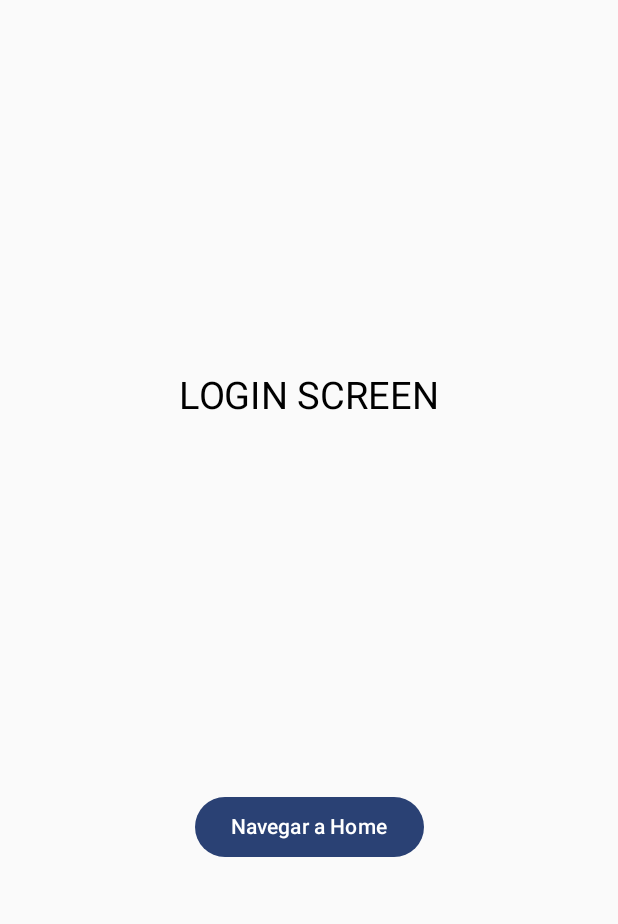
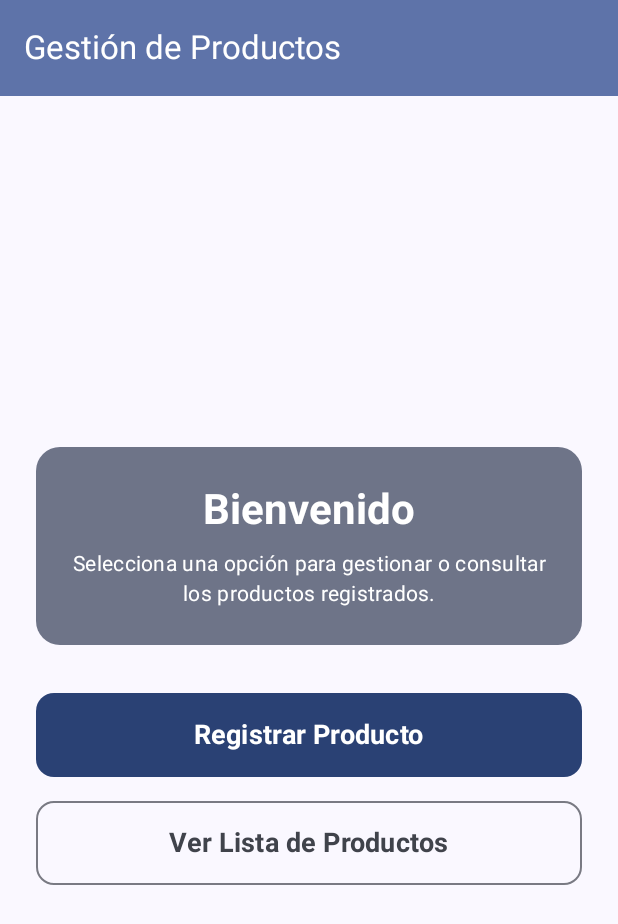
Before and after one commit to slopez1023/GuiaNavegacion, an Android app built with Jetpack Compose: the screen it shows after launch (MainActivity), on a phone screen of 412 x 824 dp. Shown: the top 924 px of the screen. Run offline under Robolectric (Android 15) with nearby library versions, the phone set to English and light mode, and no system bars.

Commit message:
Implementar actividad de Registro y Consulta de Productos con ViewModel y Repository

```diff
--- a/app/build.gradle.kts
+++ b/app/build.gradle.kts
@@ -46,6 +46,7 @@ dependencies {
     implementation(libs.androidx.compose.ui.tooling.preview)
     implementation(libs.androidx.core.ktx)
     implementation(libs.androidx.lifecycle.runtime.ktx)
+    implementation("androidx.lifecycle:lifecycle-viewmodel-compose:2.8.7")
 
     implementation(libs.androidx.navigation.compose)
     implementation(libs.kotlin.serialization)
--- a/app/src/main/java/com/example/guianavegacion/MainActivity.kt
+++ b/app/src/main/java/com/example/guianavegacion/MainActivity.kt
@@ -1,17 +1,35 @@
 package com.example.guianavegacion
 
+import android.content.Intent
 import android.os.Bundle
 import androidx.activity.ComponentActivity
 import androidx.activity.compose.setContent
 import androidx.activity.enableEdgeToEdge
+import androidx.compose.foundation.layout.Arrangement
+import androidx.compose.foundation.layout.Column
+import androidx.compose.foundation.layout.Spacer
 import androidx.compose.foundation.layout.fillMaxSize
+import androidx.compose.foundation.layout.fillMaxWidth
+import androidx.compose.foundation.layout.height
 import androidx.compose.foundation.layout.padding
+import androidx.compose.foundation.shape.RoundedCornerShape
+import androidx.compose.material3.Button
+import androidx.compose.material3.Card
+import androidx.compose.material3.CardDefaults
+import androidx.compose.material3.ExperimentalMaterial3Api
+import androidx.compose.material3.MaterialTheme
+import androidx.compose.material3.OutlinedButton
 import androidx.compose.material3.Scaffold
 import androidx.compose.material3.Text
+import androidx.compose.material3.TopAppBar
+import androidx.compose.material3.TopAppBarDefaults
 import androidx.compose.runtime.Composable
+import androidx.compose.ui.Alignment
 import androidx.compose.ui.Modifier
-import androidx.compose.ui.tooling.preview.Preview
-import com.example.guianavegacion.CoreNavigation.NavigationWrapper
+import androidx.compose.ui.text.font.FontWeight
+import androidx.compose.ui.text.style.TextAlign
+import androidx.compose.ui.unit.dp
+import androidx.compose.ui.unit.sp
 import com.example.guianavegacion.ui.theme.GuiaNavegacionTheme
 
 class MainActivity : ComponentActivity() {
@@ -20,8 +38,104 @@ class MainActivity : ComponentActivity() {
         enableEdgeToEdge()
         setContent {
             GuiaNavegacionTheme {
-                NavigationWrapper()
+                MainScreen(
+                    onNavigateToRegister = {
+                        val intent = Intent(this, RegisterProductActivity::class.java)
+                        startActivity(intent)
+                    },
+                    onNavigateToList = {
+                        val intent = Intent(this, ProductListActivity::class.java)
+                        startActivity(intent)
+                    }
+                )
             }
         }
     }
 }
+
+@OptIn(ExperimentalMaterial3Api::class)
+@Composable
+fun MainScreen(
+    onNavigateToRegister: () -> Unit,
+    onNavigateToList: () -> Unit
+) {
+    Scaffold(
+        topBar = {
+            TopAppBar(
+                title = { Text("Gestión de Productos") },
+                colors = TopAppBarDefaults.topAppBarColors(
+                    containerColor = MaterialTheme.colorScheme.primaryContainer,
+                    titleContentColor = MaterialTheme.colorScheme.onPrimaryContainer
+                )
+            )
+        }
+    ) { innerPadding ->
+        Column(
+            modifier = Modifier
+                .fillMaxSize()
+                .padding(innerPadding)
+                .padding(24.dp),
+            horizontalAlignment = Alignment.CenterHorizontally,
+            verticalArrangement = Arrangement.Center
+        ) {
+            Card(
+                modifier = Modifier
+                    .fillMaxWidth()
+                    .padding(bottom = 32.dp),
+                shape = RoundedCornerShape(16.dp),
+                colors = CardDefaults.cardColors(
+                    containerColor = MaterialTheme.colorScheme.secondaryContainer
+                )
+            ) {
+                Column(
+                    modifier = Modifier.padding(24.dp),
+                    horizontalAlignment = Alignment.CenterHorizontally
+                ) {
+                    Text(
+                        text = "Bienvenido",
+                        style = MaterialTheme.typography.headlineMedium,
+                        fontWeight = FontWeight.Bold,
+                        color = MaterialTheme.colorScheme.onSecondaryContainer
+                    )
+                    Spacer(modifier = Modifier.height(8.dp))
+                    Text(
+                        text = "Selecciona una opción para gestionar o consultar los productos registrados.",
+                        style = MaterialTheme.typography.bodyMedium,
+                        textAlign = TextAlign.Center,
+                        color = MaterialTheme.colorScheme.onSecondaryContainer
+                    )
+                }
+            }
+
+            Button(
+                onClick = onNavigateToRegister,
+                modifier = Modifier
+                    .fillMaxWidth()
+                    .height(56.dp),
+                shape = RoundedCornerShape(12.dp)
+            ) {
+                Text(
+                    text = "Registrar Producto",
+                    fontSize = 18.sp,
+                    fontWeight = FontWeight.Bold
+                )
+            }
+
+            Spacer(modifier = Modifier.height(16.dp))
+
+            OutlinedButton(
+                onClick = onNavigateToList,
+                modifier = Modifier
+                    .fillMaxWidth()
+                    .height(56.dp),
+                shape = RoundedCornerShape(12.dp)
+            ) {
+                Text(
+                    text = "Ver Lista de Productos",
+                    fontSize = 18.sp,
+                    fontWeight = FontWeight.Bold
+                )
+            }
+        }
+    }
+}
```
Also changed, not shown: app/src/main/AndroidManifest.xml (+13 -0 lines), app/src/main/java/com/example/guianavegacion/Core/Navigation/NavigationWrapper.kt (+6 -1 lines), app/src/main/java/com/example/guianavegacion/ProductListActivity.kt (added, +22 -0 lines), app/src/main/java/com/example/guianavegacion/RegisterProductActivity.kt (added, +22 -0 lines), app/src/main/java/com/example/guianavegacion/data/model/Product.kt (added, +10 -0 lines), app/src/main/java/com/example/guianavegacion/data/model/ProductCategory.kt (added, +14 -0 lines), app/src/main/java/com/example/guianavegacion/data/repository/ProductRepository.kt (added, +21 -0 lines), app/src/main/java/com/example/guianavegacion/ui/list/ProductListScreen.kt (added, +170 -0 lines), app/src/main/java/com/example/guianavegacion/ui/list/ProductListViewModel.kt (added, +12 -0 lines), app/src/main/java/com/example/guianavegacion/ui/register/RegisterProductScreen.kt (added, +240 -0 lines), app/src/main/java/com/example/guianavegacion/ui/register/RegisterProductViewModel.kt (added, +69 -0 lines).
